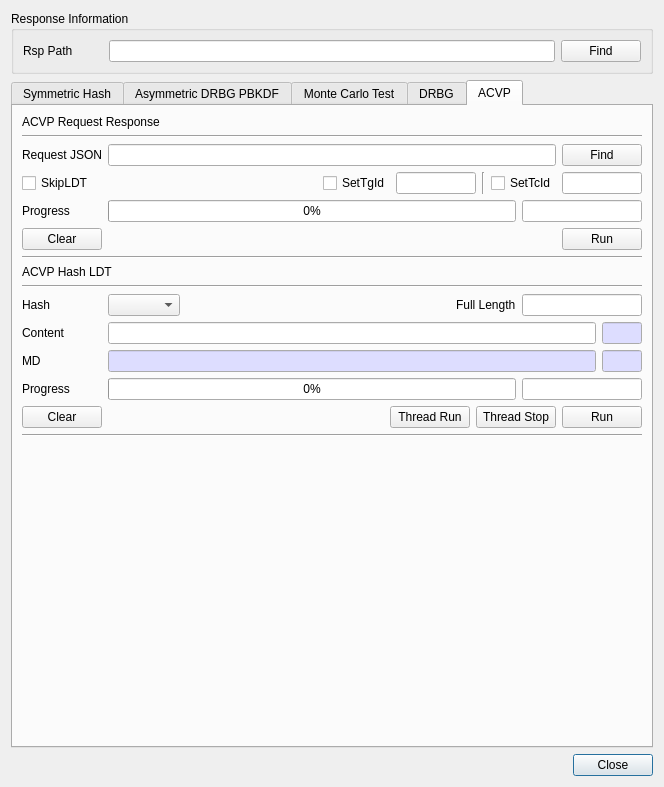
Qt form BerEditor/cavp_dlg.ui (jykim74/BerEditor) before a commit.
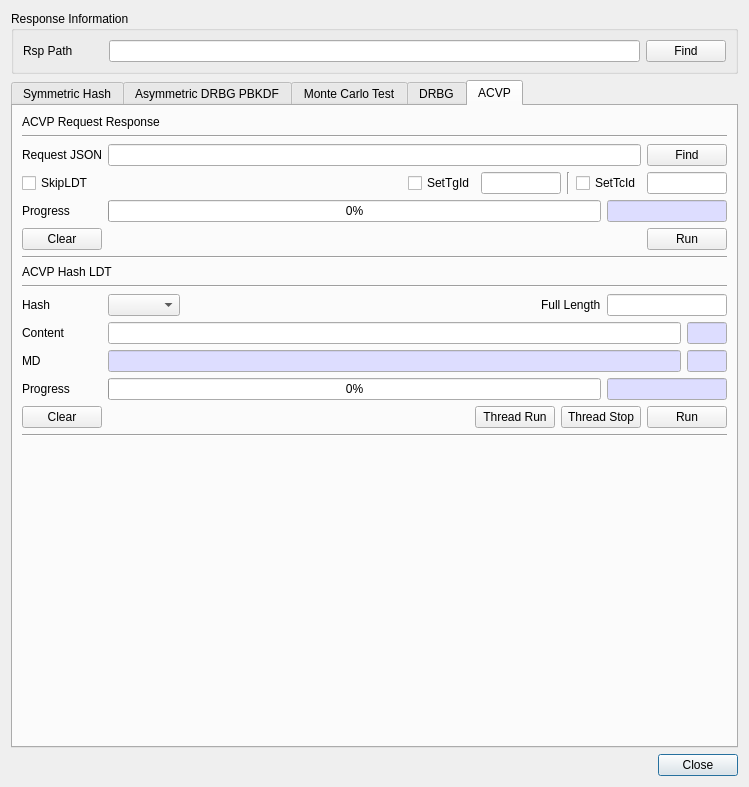
The same form after that commit. The open tabs and pages were chosen to show the change.

The edit to the form file:
```diff
--- a/BerEditor/cavp_dlg.ui
+++ b/BerEditor/cavp_dlg.ui
@@ -6,7 +6,7 @@
    <rect>
     <x>0</x>
     <y>0</y>
-    <width>648</width>
+    <width>749</width>
     <height>787</height>
    </rect>
   </property>
@@ -3373,6 +3373,36 @@
              <height>16777215</height>
             </size>
            </property>
+           <property name="palette">
+            <palette>
+             <active>
+              <colorrole role="Base">
+               <brush brushstyle="SolidPattern">
+                <color alpha="255">
+                 <red>221</red>
+                 <green>221</green>
+                 <blue>255</blue>
+                </color>
+               </brush>
+              </colorrole>
+             </active>
+             <inactive>
+              <colorrole role="Base">
+               <brush brushstyle="SolidPattern">
+                <color alpha="255">
+                 <red>221</red>
+                 <green>221</green>
+                 <blue>255</blue>
+                </color>
+               </brush>
+              </colorrole>
+             </inactive>
+             <disabled/>
+            </palette>
+           </property>
+           <property name="readOnly">
+            <bool>true</bool>
+           </property>
           </widget>
          </item>
         </layout>
@@ -3677,6 +3707,36 @@
              <height>16777215</height>
             </size>
            </property>
+           <property name="palette">
+            <palette>
+             <active>
+              <colorrole role="Base">
+               <brush brushstyle="SolidPattern">
+                <color alpha="255">
+                 <red>221</red>
+                 <green>221</green>
+                 <blue>255</blue>
+                </color>
+               </brush>
+              </colorrole>
+             </active>
+             <inactive>
+              <colorrole role="Base">
+               <brush brushstyle="SolidPattern">
+                <color alpha="255">
+                 <red>221</red>
+                 <green>221</green>
+                 <blue>255</blue>
+                </color>
+               </brush>
+              </colorrole>
+             </inactive>
+             <disabled/>
+            </palette>
+           </property>
+           <property name="readOnly">
+            <bool>true</bool>
+           </property>
           </widget>
          </item>
         </layout>
```
Left out of the diff: 2 changed lines with no effect on the pictures.
